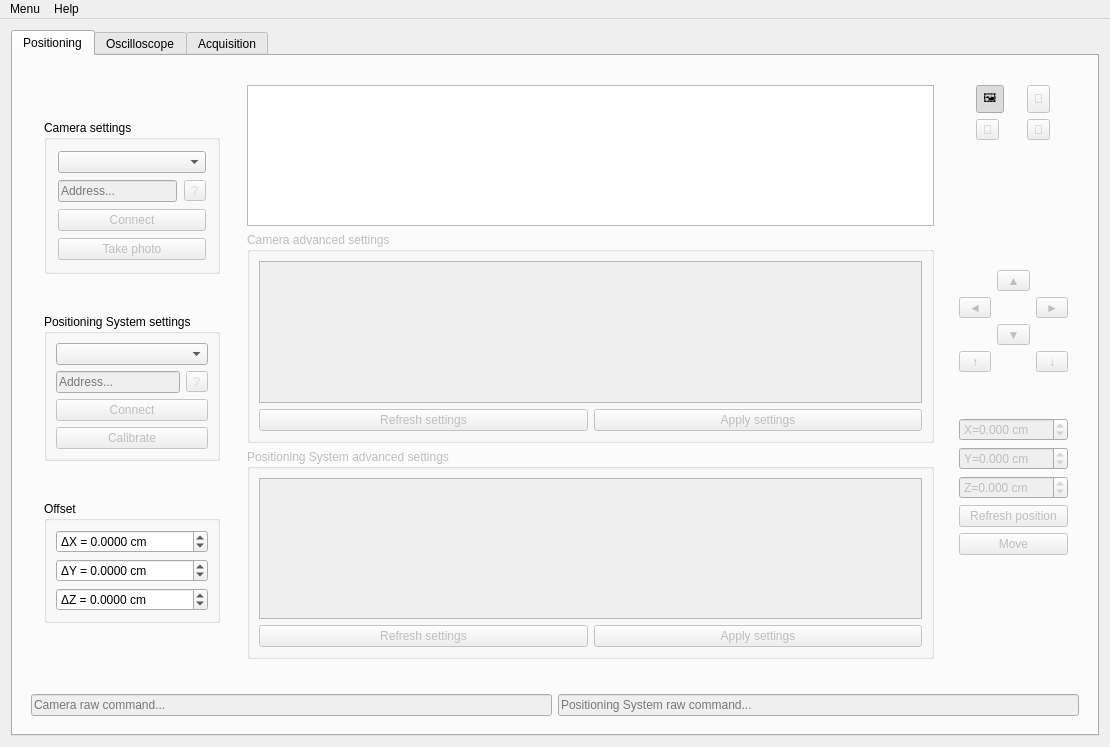
The window that ui/main.ui (GuillaumeFcr/SCA-Studio) describes before a commit, drawn with Qt 5.
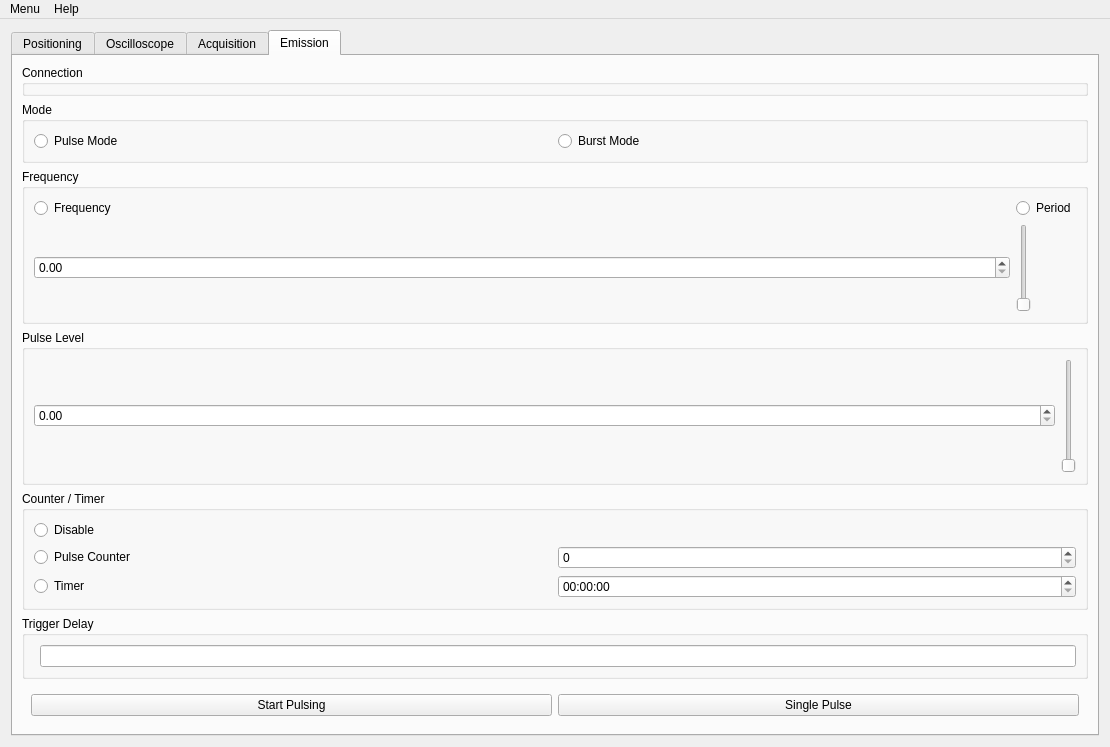
The same window after the commit. The open tabs and pages were chosen to show the change.

Commit message: ajout fenetre emission

```diff
--- a/ui/main.ui
+++ b/ui/main.ui
@@ -1588,6 +1588,180 @@
         </item>
        </layout>
       </widget>
+
+
+      <widget class="QWidget" name="emissionTab">
+       <property name="accessibleName">
+        <string>PositioningTab</string>
+       </property>
+       <attribute name="title">
+        <string>Emission</string>
+       </attribute>
+       <layout class="QVBoxLayout" name="verticalLayout_emission">
+
+
+        <item>
+         <widget class="QGroupBox" name="emissionConnectGroupBox">
+          <property name="sizePolicy">
+           <sizepolicy hsizetype="Preferred" vsizetype="Fixed">
+            <horstretch>0</horstretch>
+            <verstretch>0</verstretch>
+           </sizepolicy>
+          </property>
+          <property name="title">
+           <string>Connection</string>
+          </property>
+         </widget>
+        </item>
+
+
+        <item>
+         <widget class="QGroupBox" name="emissionModeGroupBox">
+          <property name="title">
+           <string>Mode</string>
+          </property>
+          <layout class="QHBoxLayout" name="horizontalLayout_mode">
+           <item>
+            <widget class="QRadioButton" name="pulseModeRadio">
+             <property name="text">
+              <string>Pulse Mode</string>
+             </property>
+            </widget>
+           </item>
+           <item>
+            <widget class="QRadioButton" name="burstModeRadio">
+             <property name="text">
+              <string>Burst Mode</string>
+             </property>
+            </widget>
+           </item>
+          </layout>
+         </widget>
+        </item>
+
+        <item>
+        <widget class="QGroupBox" name="emissionFrequencyGroupBox">
+            <property name="title">
+            <string>Frequency</string>
+            </property>
+            <layout class="QGridLayout" name="gridLayout_frequency">
+            <item row="0" column="0">
+            <widget class="QRadioButton" name="frequencyRadio">
+            <property name="text">
+                <string>Frequency</string>
+            </property>
+            </widget>
+            </item>
+            <item row="0" column="1">
+            <widget class="QRadioButton" name="periodRadio">
+            <property name="text">
+                <string>Period</string>
+            </property>
+            </widget>
+            </item>
+            <item row="1" column="0">
+            <widget class="QDoubleSpinBox" name="frequencySpinBox"/>
+            </item>
+            <item row="1" column="1">
+            <widget class="QSlider" name="frequencySlider"/>
+            </item>
+            </layout>
+        </widget>
+        </item>
+
+        <item>
+        <widget class="QGroupBox" name="pulseLevelGroupBox">
+            <property name="title">
+            <string>Pulse Level</string>
+            </property>
+            <layout class="QGridLayout" name="gridLayout_pulseLevel">
+            <item row="0" column="0">
+            <widget class="QDoubleSpinBox" name="pulseLevelSpinBox"/>
+            </item>
+            <item row="0" column="1">
+            <widget class="QSlider" name="pulseLevelSlider"/>
+            </item>
+            </layout>
+        </widget>
+        </item>
+
+        <item>
+        <widget class="QGroupBox" name="counterTimerGroupBox">
+            <property name="title">
+            <string>Counter / Timer</string>
+            </property>
+            <layout class="QGridLayout" name="gridLayout_counterTimer">
+            <item row="0" column="0">
+            <widget class="QRadioButton" name="disableCounterRadio">
+            <property name="text">
+                <string>Disable</string>
+            </property>
+            </widget>
+            </item>
+            <item row="1" column="0">
+            <widget class="QRadioButton" name="pulseCounterRadio">
+            <property name="text">
+                <string>Pulse Counter</string>
+            </property>
+            </widget>
+            </item>
+            <item row="1" column="1">
+            <widget class="QSpinBox" name="pulseCounterSpinBox"/>
+            </item>
+            <item row="2" column="0">
+            <widget class="QRadioButton" name="timerRadio">
+            <property name="text">
+                <string>Timer</string>
+            </property>
+            </widget>
+            </item>
+            <item row="2" column="1">
+            <widget class="QTimeEdit" name="timerEdit"/>
+            </item>
+            </layout>
+        </widget>
+        </item>
+
+        <item>
+        <widget class="QGroupBox" name="triggerDelayGroupBox">
+            <property name="title">
+            <string>Trigger Delay</string>
+            </property>
+            <layout class="QFormLayout" name="formLayout_triggerDelay">
+            <item row="0" column="1">
+            <widget class="QLineEdit" name="triggerDelayEdit"/>
+            </item>
+            </layout>
+        </widget>
+        </item>
+
+        <item>
+        <widget class="QWidget" name="emissionActionWidget">
+            <layout class="QHBoxLayout" name="horizontalLayout_actions">
+            <item>
+            <widget class="QPushButton" name="startPulsingButton">
+            <property name="text">
+                <string>Start Pulsing</string>
+            </property>
+            </widget>
+            </item>
+            <item>
+            <widget class="QPushButton" name="singlePulseButton">
+            <property name="text">
+                <string>Single Pulse</string>
+            </property>
+            </widget>
+            </item>
+            </layout>
+        </widget>
+        </item>
+
+
+       </layout>
+      </widget>
+
+
+
      </widget>
     </item>
    </layout>
```
The commit also changes 2 other files.
